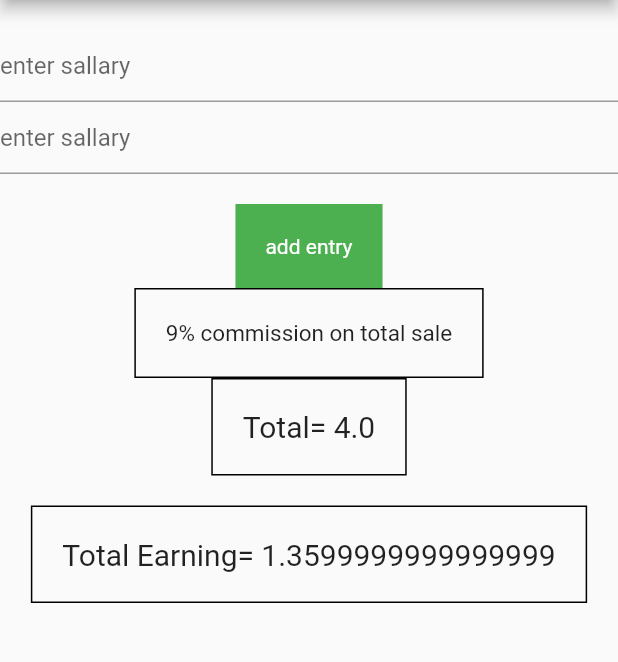
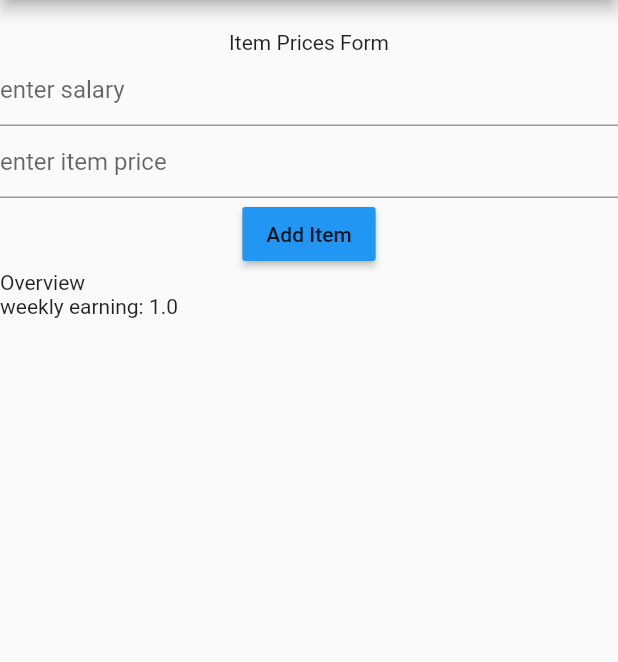
Before and after one commit to haadikhan/sales_commission_calculator, a Flutter app: the screen it shows after launch, on a phone screen of 412 x 824 dp, the part 84-746 px from its top. Run offline on Flutter 3.47's test engine with Material 2 defaults, Android fonts, the phone set to English and light mode, and no system bars; our stand-ins replace bloc, flutter_bloc.

Commit message:
--wip-- [skip ci]

```diff
--- a/lib/Screen.dart
+++ b/lib/Screen.dart
@@ -1,7 +1,11 @@
-// Sales Commission Calculator) A large company pays its salespeople on a commission basis.
-// The salespeople receive $200 per week plus 9% of their gross sales for that week. For example, a
-// salesperson who sells $5000 worth of merchandise in a week receives $200 plus 9% of $5000, or a
-// total of $650. You’ve been supplied with a list of the items sold by each salesperson. The values of
+// Sales Commission Calculator) A large company pays its salespeople
+// on a commission basis.
+// The salespeople receive $200 per week plus 9% of their gross
+// sales for that week. For example, a
+// salesperson who sells $5000 worth of merchandise in a week
+// receives $200 plus 9% of $5000, or a
+// total of $650. You’ve been supplied with a list of
+// the items sold by each salesperson. The values of
 // these items are as follows:
 // Item Value
 // 1 239.99
@@ -11,8 +15,10 @@
 // Develop a Java application that inputs one salesperson’s items sold for last week and calculates and
 // displays that salesperson’s earnings. There’s no limit to the number of items that can be sold.
 
-import 'package:flutter/material.dart   ';
+import 'package:flutter/material.dart';
+import 'package:sales_commission_calculator/application/screen_bloc/bloc/screen_bloc.dart';
 import 'package:sales_commission_calculator/sales_man.dart';
+import 'package:flutter_bloc/flutter_bloc.dart';
 
 class Screen extends StatefulWidget {
   @override
@@ -31,98 +37,89 @@
         title: Text('Sales commission  calculator'),
       ),
       body: Column(
+        crossAxisAlignment: CrossAxisAlignment.start,
         children: [
           const SizedBox(height: 20),
-          _enterSalaryTextField(),
-          _enterItemSoldTextField(),
-          const SizedBox(height: 20),
-          _addEntryButton(),
-          _commissionText(),
-          // _showItemPrices(),
-          _totalAmountOfItems(),
-          const SizedBox(height: 20),
-          _totalEaringText(),
+          AddItemForm(),
+          Overview(),
+          Expanded(child: SalesListView()),
         ],
       ),
     );
   }
+}
 
-  Widget _enterSalaryTextField() {
-    return TextField(
-      controller: sallaryController,
-      decoration: InputDecoration(hintText: 'enter sallary'),
+class AddItemForm extends StatelessWidget {
+  TextEditingController itemPriceController = TextEditingController();
+  TextEditingController salaryController = TextEditingController();
+  @override
+  Widget build(BuildContext context) {
+    return BlocBuilder<ScreenBloc, ScreenState>(
+      builder: (context, state) {
+        return Column(
+          children: [
+            Text('Item Prices Form'),
+            TextFormField(
+              controller: salaryController,
+              decoration: InputDecoration(hintText: 'enter salary'),
+            ),
+            TextFormField(
+              controller: itemPriceController,
+              decoration: InputDecoration(hintText: 'enter item price'),
+            ),
+            MaterialButton(
+              child: Text('Add Item'),
+              color: Colors.blue,
+              onPressed: () {
+                context.read<ScreenBloc>().add(
+                      AddSaleEvent(
+                        itemPriceInput: itemPriceController.text,
+                        salaryInput: salaryController.text,
+                      ),
+                    );
+              },
+            )
+          ],
+        );
+      },
     );
   }
+}
 
-  Widget _enterItemSoldTextField() {
-    return TextField(
-      controller: itemPriceController,
-      decoration: InputDecoration(hintText: 'enter sallary'),
+class SalesListView extends StatelessWidget {
+  const SalesListView({Key? key}) : super(key: key);
+
+  @override
+  Widget build(BuildContext context) {
+    return BlocBuilder<ScreenBloc, ScreenState>(
+      builder: (_, state) {
+        return ListView.builder(
+          itemCount: state.itemPricesAdded.length,
+          itemBuilder: (_, index) {
+            return Text('${state.itemPricesAdded[index]}');
+          },
+        );
+      },
     );
   }
+}
 
-  Widget _addEntryButton() {
-    return InkWell(
-      onTap: () {
-        salesMan.itemPrice = double.parse(itemPriceController.text);
+class Overview extends StatelessWidget {
+  const Overview({Key? key}) : super(key: key);
 
-        salesMan.addItemsInList(double.parse(sallaryController.text),
-            double.parse(itemPriceController.text));
-        salesMan.totalAmountOfItemsCalculated();
-        salesMan.calculateTotalEarning();
-
-        setState(() {});
+  @override
+  Widget build(BuildContext context) {
+    return BlocBuilder<ScreenBloc, ScreenState>(
+      builder: (context, state) {
+        return Column(
+          crossAxisAlignment: CrossAxisAlignment.start,
+          children: [
+            Text('Overview'),
+            Text(
+                'weekly earning: ${SalesMan().weeklyEarning(state.totalSales())}')
+          ],
+        );
       },
-      child: Container(
-        padding: EdgeInsets.all(20),
-        decoration: BoxDecoration(
-          color: Colors.green,
-        ),
-        child: Text(
-          "add entry",
-          style: TextStyle(color: Colors.white),
-        ),
-      ),
     );
   }
-
-  // Widget _showItemPrices() {
-  //   return Container(
-  //       padding: EdgeInsets.all(20),
-  //       decoration: BoxDecoration(border: Border.all(color: Colors.black)),
-  //       child: Text(
-  //         'items price=' + salesMan.itemList.toString(),
-  //         style: TextStyle(fontSize: 20),
-  //       ));
-  // }
-
-  Widget _commissionText() {
-    return Container(
-        padding: EdgeInsets.all(20),
-        decoration: BoxDecoration(border: Border.all(color: Colors.black)),
-        child: Text(
-          '9% commission on total sale',
-          style: TextStyle(fontSize: 15),
-        ));
-  }
-
-  Widget _totalAmountOfItems() {
-    return Container(
-        padding: EdgeInsets.all(20),
-        decoration: BoxDecoration(border: Border.all(color: Colors.black)),
-        child: Text(
-          'Total= ' + salesMan.totalAmountOfItemsCalculated().toString(),
-          style: TextStyle(fontSize: 20),
-        ));
-  }
-
-  Widget _totalEaringText() {
-    return Container(
-        padding: EdgeInsets.all(20),
-        decoration: BoxDecoration(border: Border.all(color: Colors.black)),
-        child: Text(
-          'Total Earning= ' + salesMan.calculateTotalEarning().toString(),
-          style: TextStyle(fontSize: 20),
-        ));
-  }
 }
--- /dev/null
+++ b/lib/application/screen_bloc/bloc/screen_bloc.dart
@@ -0,0 +1,28 @@
+import 'dart:async';
+
+import 'package:bloc/bloc.dart';
+import 'package:meta/meta.dart';
+
+part 'screen_event.dart';
+part 'screen_state.dart';
+
+class ScreenBloc extends Bloc<ScreenEvent, ScreenState> {
+  ScreenBloc()
+      : super(
+          ScreenState(
+            itemPricesAdded: [],
+          ),
+        );
+
+  @override
+  Stream<ScreenState> mapEventToState(
+    ScreenEvent event,
+  ) async* {
+    List<int> itemPrices = state.itemPricesAdded;
+
+    itemPrices.add(int.parse((event as AddSaleEvent).itemPriceInput));
+    yield ScreenState(
+      itemPricesAdded: itemPrices,
+    );
+  }
+}
--- /dev/null
+++ b/lib/application/screen_bloc/bloc/screen_event.dart
@@ -0,0 +1,23 @@
+part of 'screen_bloc.dart';
+
+@immutable
+abstract class ScreenEvent {}
+
+// class SalaryInputEvent extends ScreenEvent {
+//   final String salaryInput;
+//   SalaryInputEvent(this.salaryInput);
+// }
+
+// class ItemPriceInputEvent extends ScreenEvent {
+//   final String itemPriceInput;
+//   ItemPriceInputEvent(this.itemPriceInput);
+// }
+
+class AddSaleEvent extends ScreenEvent {
+  final String salaryInput, itemPriceInput;
+
+  AddSaleEvent({
+    required this.salaryInput,
+    required this.itemPriceInput,
+  });
+}
--- /dev/null
+++ b/lib/application/screen_bloc/bloc/screen_state.dart
@@ -0,0 +1,17 @@
+part of 'screen_bloc.dart';
+
+class ScreenState {
+  final List<int> itemPricesAdded;
+
+  ScreenState({
+    required this.itemPricesAdded,
+  });
+
+  int totalSales() {
+    int totalSales = 0;
+    itemPricesAdded.forEach((itemPrice) {
+      totalSales += itemPrice;
+    });
+    return totalSales;
+  }
+}
--- a/lib/main.dart
+++ b/lib/main.dart
@@ -1,3 +1,6 @@
+import 'package:flutter_bloc/flutter_bloc.dart';
+import 'package:sales_commission_calculator/application/screen_bloc/bloc/screen_bloc.dart';
+
 import 'Screen.dart';
 
 import 'package:flutter/material.dart';
@@ -10,7 +13,10 @@
   @override
   Widget build(BuildContext context) {
     return MaterialApp(
-      home: Screen(),
+      home: BlocProvider(
+        create: (context) => ScreenBloc(),
+        child: Screen(),
+      ),
     );
   }
 }
--- a/lib/sales_man.dart
+++ b/lib/sales_man.dart
@@ -1,23 +1,7 @@
 class SalesMan {
-  double salaryPerWeek = 1;
-  double itemPrice = 1;
-  double totalEarning = 1;
-  double totalAmountOfItems = 1;
-  double commissionPerWeek = 1;
-  List<double> itemList = [2, 2];
-  void addItemsInList(salaryPerWeek, itemPrice) {
-    itemList.add(itemPrice);
-  }
+  int salaryPerWeek = 1;
 
-  double totalAmountOfItemsCalculated() {
-    totalAmountOfItems = itemList.reduce((value, element) => value + element);
-
-    return totalAmountOfItems;
-  }
-
-  double calculateTotalEarning() {
-    totalEarning = salaryPerWeek + (totalAmountOfItems * (0.09));
-
-    return totalEarning;
+  double weeklyEarning(int totalSales) {
+    return salaryPerWeek + (totalSales * (0.09));
   }
 }
```
Also changed, not shown: pubspec.yaml (+3 -10 lines), pubspec.lock.
